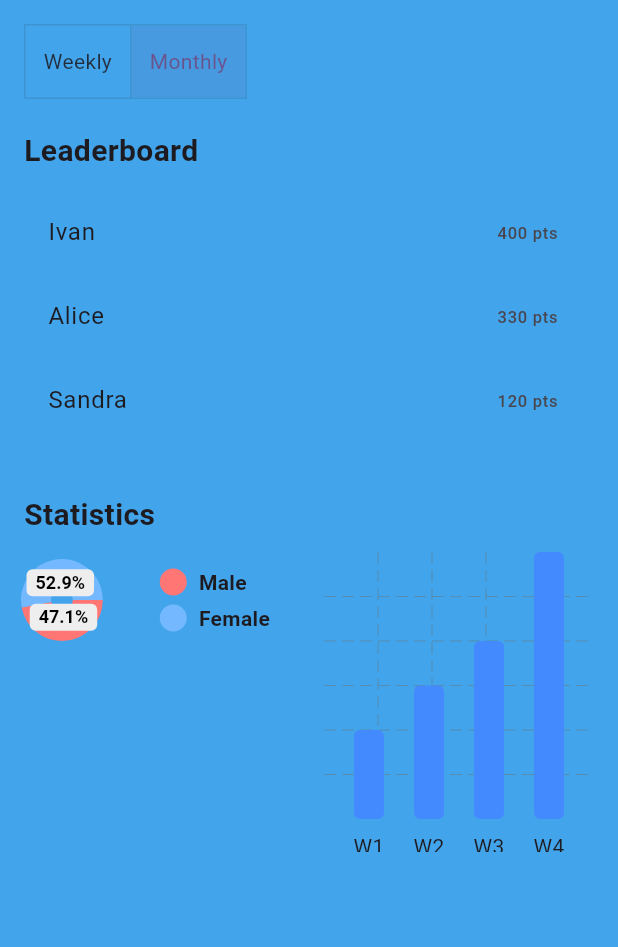
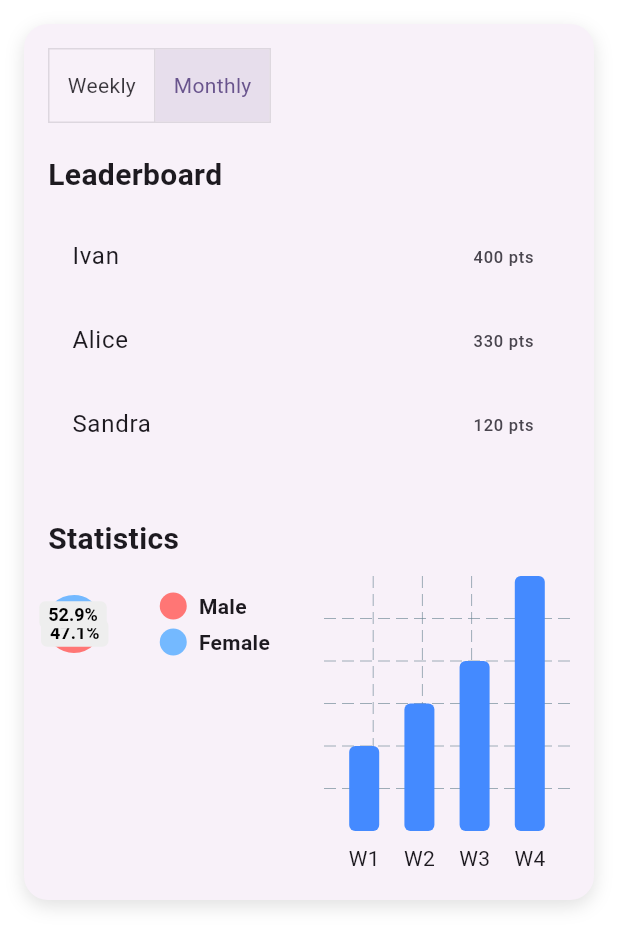
Before and after one commit to SuyashMullick/chore-tracker, a Flutter app: the StatisticsPage screen opened directly, after a tap on "Monthly", on a phone screen of 412 x 824 dp. Shown: the top 947 px of the screen. Run offline on Flutter 3.47's test engine with Material 3 defaults, Android fonts, the phone set to English and light mode, and no system bars; drawn by our look-alikes of fl_chart, pie_chart; missing offline and left inert: multiselect, weekview_calendar.

Commit message:
Changed slightly how the statistics page looks

```diff
--- a/dev_flutter/lib/View/statistics_page.dart
+++ b/dev_flutter/lib/View/statistics_page.dart
@@ -1,8 +1,9 @@
+// ignore_for_file: prefer_const_literals_to_create_immutables, prefer_const_constructors
+
 import 'package:flutter/material.dart';
 import 'package:provider/provider.dart';
 import 'package:pie_chart/pie_chart.dart' as pie;
 import 'package:fl_chart/fl_chart.dart' as fl;
-
 
 class StatisticsPage extends StatefulWidget {
   const StatisticsPage({super.key});
@@ -35,9 +36,23 @@ class StatisticsPageState extends State<StatisticsPage> {
     users.sort((a, b) => b['points'].compareTo(a['points']));
 
 return Scaffold(
+  backgroundColor: Colors.transparent,
   body: SingleChildScrollView(
     child: Padding(
       padding: const EdgeInsets.all(16.0),
+      child: Container(
+        decoration: BoxDecoration(
+          color: Color.fromARGB(255, 248, 241, 249),
+          borderRadius: BorderRadius.circular(16),
+          boxShadow: [
+            BoxShadow(
+              color: Colors.black12,
+              blurRadius: 10,
+              offset: Offset(0, 4),
+            ),
+          ],
+        ),
+        padding: const EdgeInsets.all(16),
         child: Column(
           crossAxisAlignment: CrossAxisAlignment.start,
           children: [
@@ -92,10 +107,14 @@ else
                     children: [
                       Expanded(child: _buildPieChart(users)),
                       const SizedBox(width: 20),
-      Expanded(child: SizedBox(height: 200, child: _buildBarChart(monthlyWeeks))),
+                      Expanded(
+                          child: SizedBox(
+                              height: 200,
+                              child: _buildBarChart(monthlyWeeks))),
                     ],
                   ),
               ],
+            ),
           ),
         ),
       ),
@@ -143,6 +162,7 @@ else
           bottomTitles: fl.AxisTitles(
             sideTitles: fl.SideTitles(
               showTitles: true,
+              reservedSize: 30,
               getTitlesWidget: (value, _) {
                 const weekLabels = ['W1', 'W2', 'W3', 'W4'];
                 return Padding(
@@ -155,8 +175,10 @@ else
           leftTitles: fl.AxisTitles(
             sideTitles: fl.SideTitles(showTitles: false),
           ),
-          topTitles: fl.AxisTitles(sideTitles: fl.SideTitles(showTitles: false)),
-          rightTitles: fl.AxisTitles(sideTitles: fl.SideTitles(showTitles: false)),
+          topTitles:
+              fl.AxisTitles(sideTitles: fl.SideTitles(showTitles: false)),
+          rightTitles:
+              fl.AxisTitles(sideTitles: fl.SideTitles(showTitles: false)),
         ),
         gridData: fl.FlGridData(show: true),
         borderData: fl.FlBorderData(show: false),
```
Lines whose indentation alone changed are shown as unchanged.
